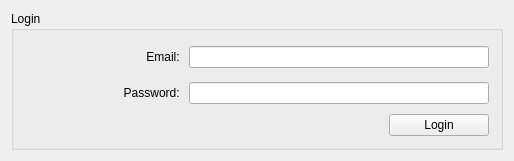
The window that discharger/discharger/discharger/WgtLogin.ui (AdamStalica/discharger) describes before a commit, drawn with Qt 5.
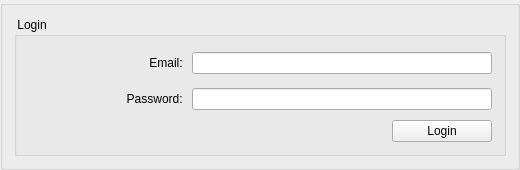
The same window after the commit.

Commit message: backend & testingClass for serial port. Embedded: dac class completed

Diff of the .ui file:
```diff
--- a/discharger/discharger/discharger/WgtLogin.ui
+++ b/discharger/discharger/discharger/WgtLogin.ui
@@ -6,12 +6,12 @@
    <rect>
     <x>0</x>
     <y>0</y>
-    <width>510</width>
-    <height>148</height>
+    <width>512</width>
+    <height>150</height>
    </rect>
   </property>
   <property name="sizePolicy">
-   <sizepolicy hsizetype="Fixed" vsizetype="Maximum">
+   <sizepolicy hsizetype="Maximum" vsizetype="Maximum">
     <horstretch>0</horstretch>
     <verstretch>0</verstretch>
    </sizepolicy>
@@ -20,6 +20,33 @@
    <string>WgtLogin</string>
   </property>
   <layout class="QVBoxLayout" name="verticalLayout_2">
+   <property name="spacing">
+    <number>0</number>
+   </property>
+   <property name="leftMargin">
+    <number>0</number>
+   </property>
+   <property name="topMargin">
+    <number>0</number>
+   </property>
+   <property name="rightMargin">
+    <number>0</number>
+   </property>
+   <property name="bottomMargin">
+    <number>0</number>
+   </property>
+   <item>
+    <widget class="QGroupBox" name="groupBox_2">
+     <property name="sizePolicy">
+      <sizepolicy hsizetype="Maximum" vsizetype="Maximum">
+       <horstretch>0</horstretch>
+       <verstretch>0</verstretch>
+      </sizepolicy>
+     </property>
+     <property name="title">
+      <string/>
+     </property>
+     <layout class="QVBoxLayout" name="verticalLayout_3">
    <item>
     <widget class="QGroupBox" name="groupBox">
      <property name="sizePolicy">
@@ -35,7 +62,7 @@
       </size>
      </property>
      <property name="title">
-      <string>Login</string>
+         <string> Login </string>
      </property>
      <layout class="QVBoxLayout" name="verticalLayout">
       <item>
@@ -145,6 +172,9 @@
          </widget>
         </item>
        </layout>
+         </item>
+        </layout>
+       </widget>
       </item>
      </layout>
     </widget>
```
Lines whose indentation alone changed are shown as unchanged. The commit also changes 44 other files.
